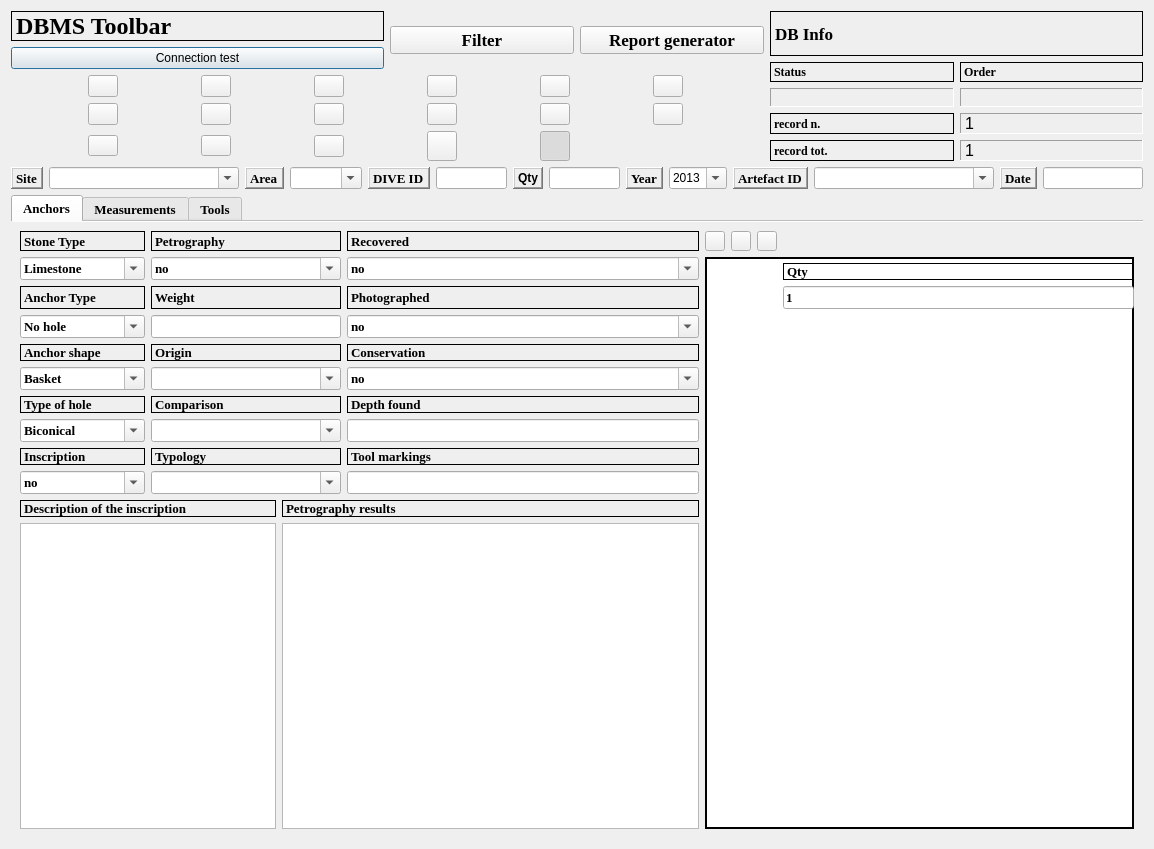
Old version of the form gui/ui/hff_system__ANCHOR_ui.ui in the repository enzococca/HFF.
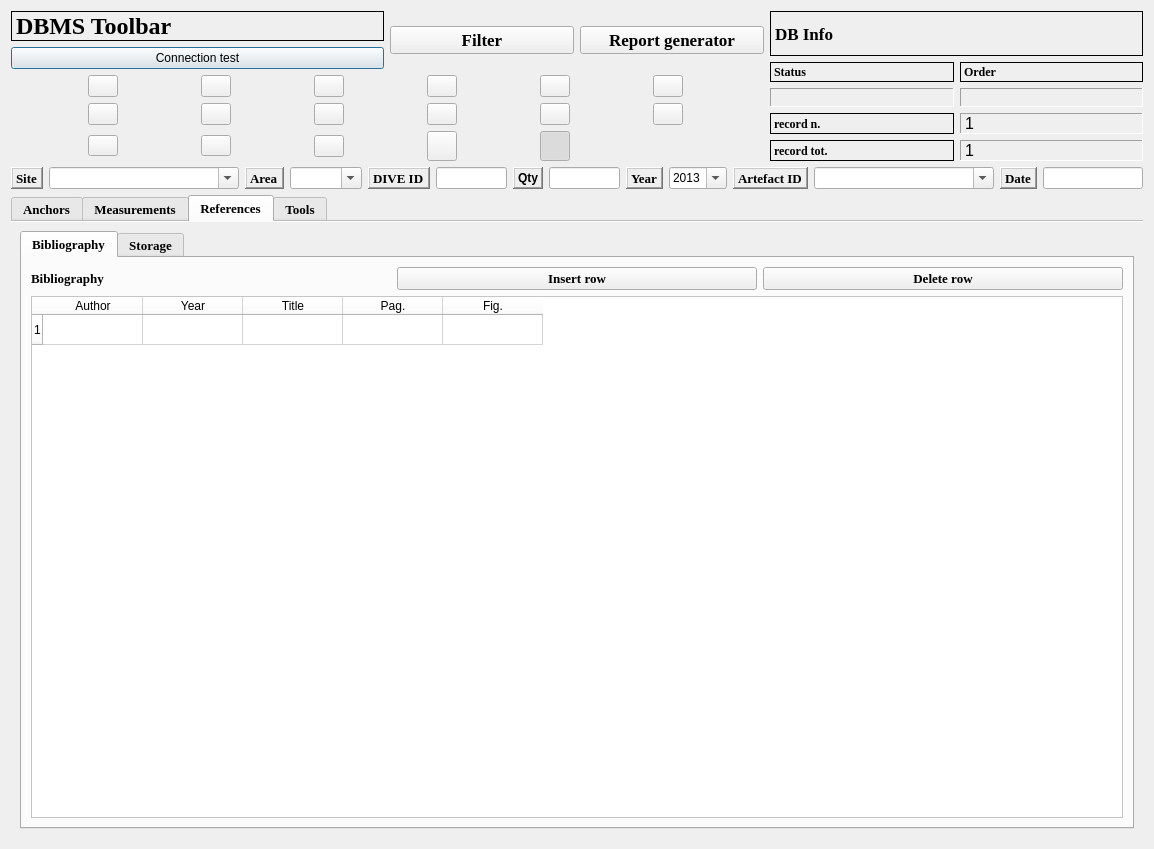
New version of the form. The open tabs and pages were chosen to show the change. Icons and pictures are not drawn. Custom widgets are drawn as their Qt base class.

```diff
--- a/gui/ui/hff_system__ANCHOR_ui.ui
+++ b/gui/ui/hff_system__ANCHOR_ui.ui
@@ -2584,6 +2584,109 @@
        </property>
       </widget>
      </widget>
+     <widget class="QWidget" name="tab_references">
+      <attribute name="title">
+       <string>References</string>
+      </attribute>
+      <layout class="QGridLayout" name="gridLayout_references">
+       <item row="0" column="0">
+        <widget class="QTabWidget" name="tabWidget_3">
+         <property name="currentIndex">
+          <number>0</number>
+         </property>
+         <widget class="QWidget" name="tab_7">
+          <attribute name="title">
+           <string>Bibliography</string>
+          </attribute>
+          <layout class="QGridLayout" name="gridLayout_biblio">
+           <item row="0" column="0">
+            <widget class="QLabel" name="label_biblio">
+             <property name="text">
+              <string>Bibliography</string>
+             </property>
+            </widget>
+           </item>
+           <item row="0" column="1">
+            <widget class="QPushButton" name="pushButton_insert_row_rif_biblio">
+             <property name="text">
+              <string>Insert row</string>
+             </property>
+            </widget>
+           </item>
+           <item row="0" column="2">
+            <widget class="QPushButton" name="pushButton_remove_row_rif_biblio">
+             <property name="text">
+              <string>Delete row</string>
+             </property>
+            </widget>
+           </item>
+           <item row="1" column="0" colspan="3">
+            <widget class="QTableWidget" name="tableWidget_rif_biblio">
+             <property name="styleSheet">
+              <string notr="true">background-color: rgb(255, 255, 255);</string>
+             </property>
+             <property name="rowCount">
+              <number>1</number>
+             </property>
+             <property name="columnCount">
+              <number>5</number>
+             </property>
+             <row/>
+             <column>
+              <property name="text">
+               <string>Author</string>
+              </property>
+             </column>
+             <column>
+              <property name="text">
+               <string>Year</string>
+              </property>
+             </column>
+             <column>
+              <property name="text">
+               <string>Title</string>
+              </property>
+             </column>
+             <column>
+              <property name="text">
+               <string>Pag.</string>
+              </property>
+             </column>
+             <column>
+              <property name="text">
+               <string>Fig.</string>
+              </property>
+             </column>
+            </widget>
+           </item>
+          </layout>
+         </widget>
+         <widget class="QWidget" name="tab_6">
+          <attribute name="title">
+           <string>Storage</string>
+          </attribute>
+          <layout class="QGridLayout" name="gridLayout_storage">
+           <item row="0" column="0">
+            <widget class="QLabel" name="label_storage">
+             <property name="text">
+              <string>Storage Location</string>
+             </property>
+            </widget>
+           </item>
+           <item row="0" column="1">
+            <widget class="QLineEdit" name="lineEdit_storage_">
+             <property name="styleSheet">
+              <string notr="true">background-color: rgb(255, 255, 255);</string>
+             </property>
+            </widget>
+           </item>
+          </layout>
+         </widget>
+        </widget>
+       </item>
+      </layout>
+     </widget>
+
      <widget class="QWidget" name="tabWidgetPage3">
       <attribute name="title">
        <string>Tools</string>
```
